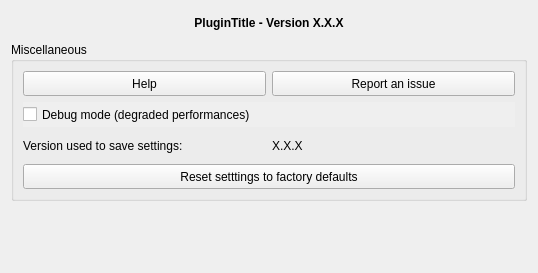
qgissverige/lantmateriet-qgis-plugin, file lantmateriet/gui/dlg_settings.ui: the form before one commit.
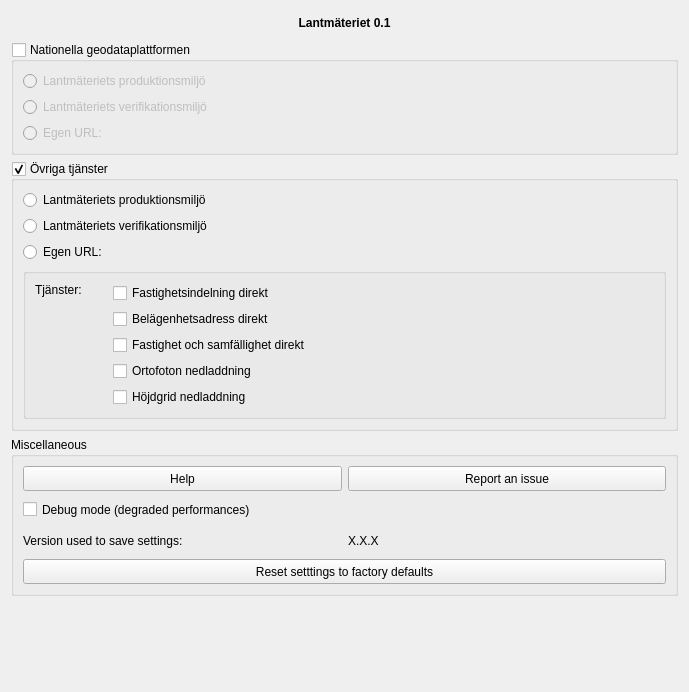
The form after the commit. Custom widgets are drawn as their Qt base class.

Commit message: Första version av inställningsdialog

```diff
--- a/lantmateriet/gui/dlg_settings.ui
+++ b/lantmateriet/gui/dlg_settings.ui
@@ -6,8 +6,8 @@
             <rect>
                 <x>0</x>
                 <y>0</y>
-                <width>538</width>
-                <height>273</height>
+    <width>689</width>
+    <height>692</height>
             </rect>
         </property>
         <property name="windowTitle">
@@ -41,14 +41,11 @@
                         <locale language="English" country="UnitedStates"/>
                     </property>
                     <property name="text">
-                        <string>&lt;html&gt;&lt;head/&gt;&lt;body&gt;&lt;p align=&quot;center&quot;&gt;&lt;span style=&quot; font-weight:600;&quot;&gt;PluginTitle - Version X.X.X&lt;/span&gt;&lt;/p&gt;&lt;/body&gt;&lt;/html&gt;</string>
+      <string>&lt;html&gt;&lt;head/&gt;&lt;body&gt;&lt;p align=&quot;center&quot;&gt;&lt;span style=&quot; font-weight:600;&quot;&gt;Lantmäteriet 0.1&lt;/span&gt;&lt;/p&gt;&lt;/body&gt;&lt;/html&gt;</string>
                     </property>
                     <property name="scaledContents">
                         <bool>true</bool>
                     </property>
-                    <property name="alignment">
-                        <set>Qt::AlignCenter</set>
-                    </property>
                     <property name="wordWrap">
                         <bool>true</bool>
                     </property>
@@ -60,6 +57,249 @@
                     </property>
                 </widget>
             </item>
+   <item>
+    <widget class="QgsCollapsibleGroupBox" name="mGroupBox">
+     <property name="enabled">
+      <bool>true</bool>
+     </property>
+     <property name="sizePolicy">
+      <sizepolicy hsizetype="Preferred" vsizetype="Preferred">
+       <horstretch>0</horstretch>
+       <verstretch>0</verstretch>
+      </sizepolicy>
+     </property>
+     <property name="autoFillBackground">
+      <bool>false</bool>
+     </property>
+     <property name="title">
+      <string>Nationella geodataplattformen</string>
+     </property>
+     <property name="flat">
+      <bool>false</bool>
+     </property>
+     <property name="checkable">
+      <bool>true</bool>
+     </property>
+     <property name="checked">
+      <bool>false</bool>
+     </property>
+     <property name="collapsed">
+      <bool>false</bool>
+     </property>
+     <property name="saveCheckedState">
+      <bool>true</bool>
+     </property>
+     <layout class="QVBoxLayout" name="verticalLayout_2">
+      <item>
+       <widget class="QRadioButton" name="rb_ngdp_lmprod">
+        <property name="enabled">
+         <bool>true</bool>
+        </property>
+        <property name="text">
+         <string>Lantmäteriets produktionsmiljö</string>
+        </property>
+       </widget>
+      </item>
+      <item>
+       <widget class="QRadioButton" name="rb_ngdp_lmver">
+        <property name="enabled">
+         <bool>true</bool>
+        </property>
+        <property name="text">
+         <string>Lantmäteriets verifikationsmiljö</string>
+        </property>
+       </widget>
+      </item>
+      <item>
+       <layout class="QHBoxLayout" name="horizontalLayout">
+        <item>
+         <widget class="QRadioButton" name="rb_ngdp_lm_egenurl">
+          <property name="sizePolicy">
+           <sizepolicy hsizetype="Minimum" vsizetype="Minimum">
+            <horstretch>0</horstretch>
+            <verstretch>0</verstretch>
+           </sizepolicy>
+          </property>
+          <property name="text">
+           <string>Egen URL:</string>
+          </property>
+         </widget>
+        </item>
+        <item>
+         <widget class="QgsAuthConfigSelect" name="mAuthConfigSelect_ngdp_egen_url">
+          <property name="sizePolicy">
+           <sizepolicy hsizetype="Expanding" vsizetype="Fixed">
+            <horstretch>0</horstretch>
+            <verstretch>0</verstretch>
+           </sizepolicy>
+          </property>
+          <property name="autoFillBackground">
+           <bool>false</bool>
+          </property>
+         </widget>
+        </item>
+       </layout>
+      </item>
+     </layout>
+    </widget>
+   </item>
+   <item>
+    <widget class="QgsCollapsibleGroupBox" name="mGroupBox_ovrig_lm_tjanster">
+     <property name="title">
+      <string>Övriga tjänster</string>
+     </property>
+     <property name="checkable">
+      <bool>true</bool>
+     </property>
+     <layout class="QVBoxLayout" name="verticalLayout_3">
+      <item>
+       <widget class="QRadioButton" name="rb_ovrig_prod">
+        <property name="text">
+         <string>Lantmäteriets produktionsmiljö</string>
+        </property>
+       </widget>
+      </item>
+      <item>
+       <widget class="QRadioButton" name="rb_ovrig_ver">
+        <property name="text">
+         <string>Lantmäteriets verifikationsmiljö</string>
+        </property>
+       </widget>
+      </item>
+      <item>
+       <layout class="QHBoxLayout" name="horizontalLayout_2">
+        <item>
+         <widget class="QRadioButton" name="rb_ovrig_lm_egenurl">
+          <property name="sizePolicy">
+           <sizepolicy hsizetype="Minimum" vsizetype="Minimum">
+            <horstretch>0</horstretch>
+            <verstretch>0</verstretch>
+           </sizepolicy>
+          </property>
+          <property name="text">
+           <string>Egen URL:</string>
+          </property>
+         </widget>
+        </item>
+        <item>
+         <widget class="QgsAuthConfigSelect" name="mAuthConfigSelect_ovrig_lm_egenurl">
+          <property name="sizePolicy">
+           <sizepolicy hsizetype="Expanding" vsizetype="Fixed">
+            <horstretch>0</horstretch>
+            <verstretch>0</verstretch>
+           </sizepolicy>
+          </property>
+         </widget>
+        </item>
+       </layout>
+      </item>
+      <item>
+       <widget class="QGroupBox" name="groupBox_tjanster">
+        <property name="title">
+         <string/>
+        </property>
+        <layout class="QVBoxLayout" name="verticalLayout_6">
+         <item>
+          <layout class="QHBoxLayout" name="horizontalLayout_3">
+           <item>
+            <layout class="QVBoxLayout" name="verticalLayout_5">
+             <property name="leftMargin">
+              <number>0</number>
+             </property>
+             <property name="topMargin">
+              <number>0</number>
+             </property>
+             <property name="rightMargin">
+              <number>25</number>
+             </property>
+             <item>
+              <widget class="QLabel" name="label_lm_tjanster">
+               <property name="sizePolicy">
+                <sizepolicy hsizetype="Fixed" vsizetype="Maximum">
+                 <horstretch>0</horstretch>
+                 <verstretch>0</verstretch>
+                </sizepolicy>
+               </property>
+               <property name="text">
+                <string>Tjänster:</string>
+               </property>
+              </widget>
+             </item>
+             <item>
+              <spacer name="verticalSpacer_2">
+               <property name="orientation">
+                <enum>Qt::Vertical</enum>
+               </property>
+               <property name="sizeHint" stdset="0">
+                <size>
+                 <width>20</width>
+                 <height>40</height>
+                </size>
+               </property>
+              </spacer>
+             </item>
+            </layout>
+           </item>
+           <item>
+            <layout class="QVBoxLayout" name="verticalLayout_4">
+             <item>
+              <widget class="QCheckBox" name="checkBox_fast_direkt">
+               <property name="text">
+                <string>Fastighetsindelning direkt</string>
+               </property>
+              </widget>
+             </item>
+             <item>
+              <widget class="QCheckBox" name="checkBox_bel_adress_direkt">
+               <property name="text">
+                <string>Belägenhetsadress direkt</string>
+               </property>
+              </widget>
+             </item>
+             <item>
+              <widget class="QCheckBox" name="checkBox_fast_samf_direkt">
+               <property name="text">
+                <string>Fastighet och samfällighet direkt</string>
+               </property>
+              </widget>
+             </item>
+             <item>
+              <widget class="QCheckBox" name="checkBox_ortofoto_nedladdning">
+               <property name="text">
+                <string>Ortofoton nedladdning</string>
+               </property>
+              </widget>
+             </item>
+             <item>
+              <widget class="QCheckBox" name="checkBox_hojdgrid_nedladdning">
+               <property name="text">
+                <string>Höjdgrid nedladdning</string>
+               </property>
+              </widget>
+             </item>
+            </layout>
+           </item>
+           <item>
+            <spacer name="horizontalSpacer">
+             <property name="orientation">
+              <enum>Qt::Vertical</enum>
+             </property>
+             <property name="sizeHint" stdset="0">
+              <size>
+               <width>40</width>
+               <height>20</height>
+              </size>
+             </property>
+            </spacer>
+           </item>
+          </layout>
+         </item>
+        </layout>
+       </widget>
+      </item>
+     </layout>
+    </widget>
+   </item>
             <item>
                 <widget class="QGroupBox" name="grp_misc">
                     <property name="minimumSize">
@@ -184,7 +424,7 @@
                                     </size>
                                 </property>
                                 <property name="autoFillBackground">
-                                    <bool>true</bool>
+         <bool>false</bool>
                                 </property>
                                 <property name="text">
                                     <string>Reset setttings to factory defaults</string>
@@ -209,7 +449,7 @@
                                     <string>Enable debug mode.</string>
                                 </property>
                                 <property name="autoFillBackground">
-                                    <bool>true</bool>
+         <bool>false</bool>
                                 </property>
                                 <property name="locale">
                                     <locale language="English" country="UnitedStates"/>
@@ -240,6 +480,19 @@
             </item>
         </layout>
     </widget>
+ <customwidgets>
+  <customwidget>
+   <class>QgsAuthConfigSelect</class>
+   <extends>QWidget</extends>
+   <header>qgsauthconfigselect.h</header>
+  </customwidget>
+  <customwidget>
+   <class>QgsCollapsibleGroupBox</class>
+   <extends>QGroupBox</extends>
+   <header>qgscollapsiblegroupbox.h</header>
+   <container>1</container>
+  </customwidget>
+ </customwidgets>
     <resources/>
     <connections/>
 </ui>
```
Left out of the diff: 2 changed lines with no effect on the pictures. Lines whose indentation alone changed are shown as unchanged. The commit also changes 2 other files.
